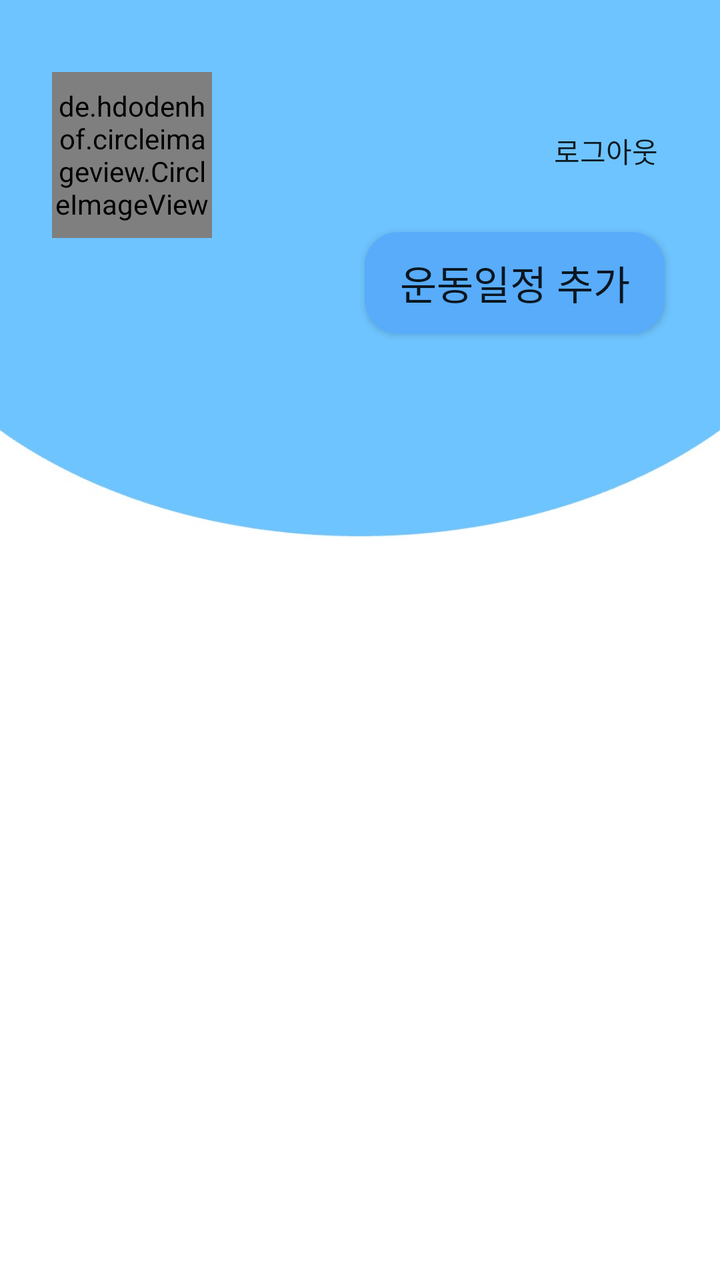
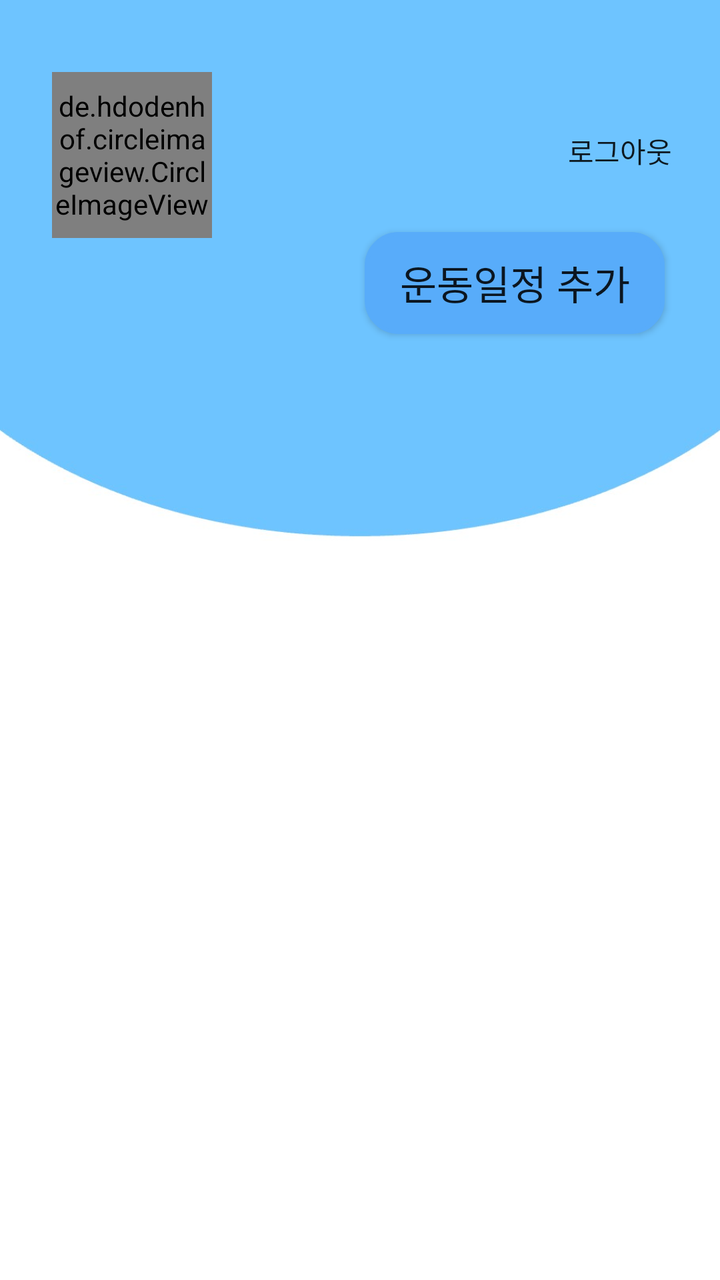

The first picture is an Android layout as it rendered before a commit; the second is the same layout after the commit. The layout source and the unified diff follow.
<!-- AndroidManifest.xml: application theme Theme.Tutle -->
<!-- res/layout/fragment_home.xml -->
<?xml version="1.0" encoding="utf-8"?>
<androidx.constraintlayout.widget.ConstraintLayout xmlns:android="http://schemas.android.com/apk/res/android"
    xmlns:app="http://schemas.android.com/apk/res-auto"
    xmlns:tools="http://schemas.android.com/tools"
    android:id="@+id/main"
    android:layout_width="match_parent"
    android:layout_height="match_parent"
    tools:context=".homeFragment"
    android:background="@drawable/listbg">


    <de.hdodenhof.circleimageview.CircleImageView
        android:id="@+id/imageView"
        android:layout_width="80dp"
        android:layout_height="83dp"
        android:layout_marginTop="36dp"
        app:layout_constraintEnd_toEndOf="parent"
        app:layout_constraintHorizontal_bias="0.093"
        app:layout_constraintStart_toStartOf="parent"
        app:layout_constraintTop_toTopOf="parent"
        android:src="@drawable/acc" />

    <TextView
        android:id="@+id/userid"
        android:layout_width="268dp"
        android:layout_height="41dp"
        android:layout_marginTop="52dp"
        android:textSize="25sp"
        app:layout_constraintEnd_toEndOf="parent"
        app:layout_constraintHorizontal_bias="0.925"
        app:layout_constraintStart_toStartOf="parent"
        app:layout_constraintTop_toTopOf="parent" />

    <Button
        android:id="@+id/btn_alarmset"
        android:layout_width="150dp"
        android:layout_height="51dp"
        android:layout_marginTop="116dp"
        android:text="운동일정 추가"
        android:textSize="20sp"
        android:background="@drawable/btnround"
        app:layout_constraintEnd_toEndOf="parent"
        app:layout_constraintHorizontal_bias="0.869"
        app:layout_constraintStart_toStartOf="parent"
        app:layout_constraintTop_toTopOf="parent" />

    <androidx.recyclerview.widget.RecyclerView
        android:id="@+id/alarmListView"
        android:layout_width="0dp"
        android:layout_height="0dp"
        app:layout_constraintTop_toBottomOf="@+id/btn_alarmset"
        app:layout_constraintBottom_toBottomOf="parent"
        app:layout_constraintStart_toStartOf="parent"
        app:layout_constraintEnd_toEndOf="parent"
        android:layout_marginTop="20dp"
        android:layout_marginBottom="20dp"
        android:padding="10dp" />

    <Button
        android:id="@+id/btn_logout"
        android:layout_width="100dp"
        android:layout_height="47dp"
        android:layout_gravity="center_horizontal"
        android:layout_marginTop="52dp"
        android:background="@android:color/transparent"
        android:text="로그아웃"
        app:layout_constraintEnd_toEndOf="@+id/userid"
        app:layout_constraintHorizontal_bias="1.0"
        app:layout_constraintStart_toStartOf="parent"
        app:layout_constraintTop_toTopOf="parent" />


</androidx.constraintlayout.widget.ConstraintLayout>
<!-- resources referenced by this layout -->
<resources>
  <!-- drawable acc: jpg bitmap (drawable, 23821 bytes) -->
  <!-- drawable btnround (drawable) -->
  <?xml version="1.0" encoding="utf-8"?>
  <shape xmlns:android="http://schemas.android.com/apk/res/android">
      <corners android:radius="16dp" /> 
      <solid android:color="#58ACFA" /> 
      <stroke android:width="2dp" android:color="#58ACFA"/> 
  </shape>
  <!-- drawable listbg: jpg bitmap (drawable, 31297 bytes) -->
  <style name="Theme.Tutle" parent="Base.Theme.Tutle" />
  <style name="Base.Theme.Tutle" parent="Theme.AppCompat.DayNight.NoActionBar">
          
          
      </style>
</resources>

<!-- the commit's change to res/layout/fragment_home.xml (unified diff, before → after) -->
@@ -22,13 +22,13 @@
 
     <TextView
         android:id="@+id/userid"
-        android:layout_width="268dp"
+        android:layout_width="200dp"
         android:layout_height="41dp"
         android:layout_marginTop="52dp"
         android:textSize="25sp"
         app:layout_constraintEnd_toEndOf="parent"
-        app:layout_constraintHorizontal_bias="0.925"
-        app:layout_constraintStart_toStartOf="parent"
+        app:layout_constraintHorizontal_bias="0.24"
+        app:layout_constraintStart_toEndOf="@+id/imageView"
         app:layout_constraintTop_toTopOf="parent" />
 
     <Button
@@ -64,7 +64,7 @@
         android:layout_marginTop="52dp"
         android:background="@android:color/transparent"
         android:text="로그아웃"
-        app:layout_constraintEnd_toEndOf="@+id/userid"
+        app:layout_constraintEnd_toEndOf="parent"
         app:layout_constraintHorizontal_bias="1.0"
         app:layout_constraintStart_toStartOf="parent"
         app:layout_constraintTop_toTopOf="parent" />
